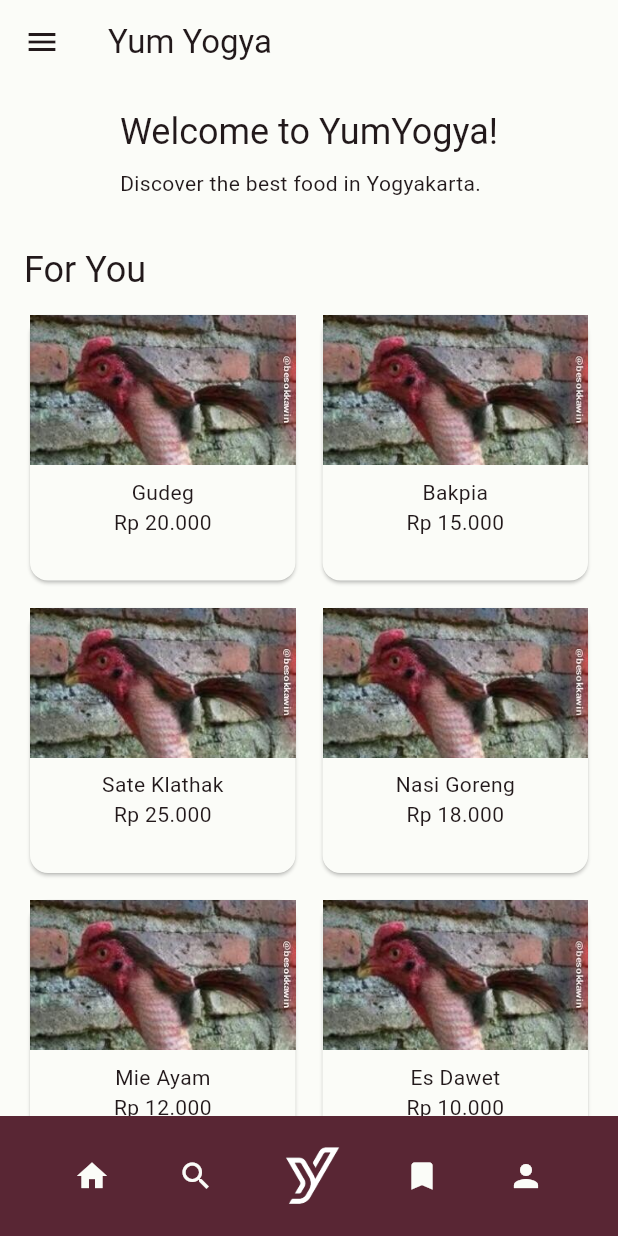
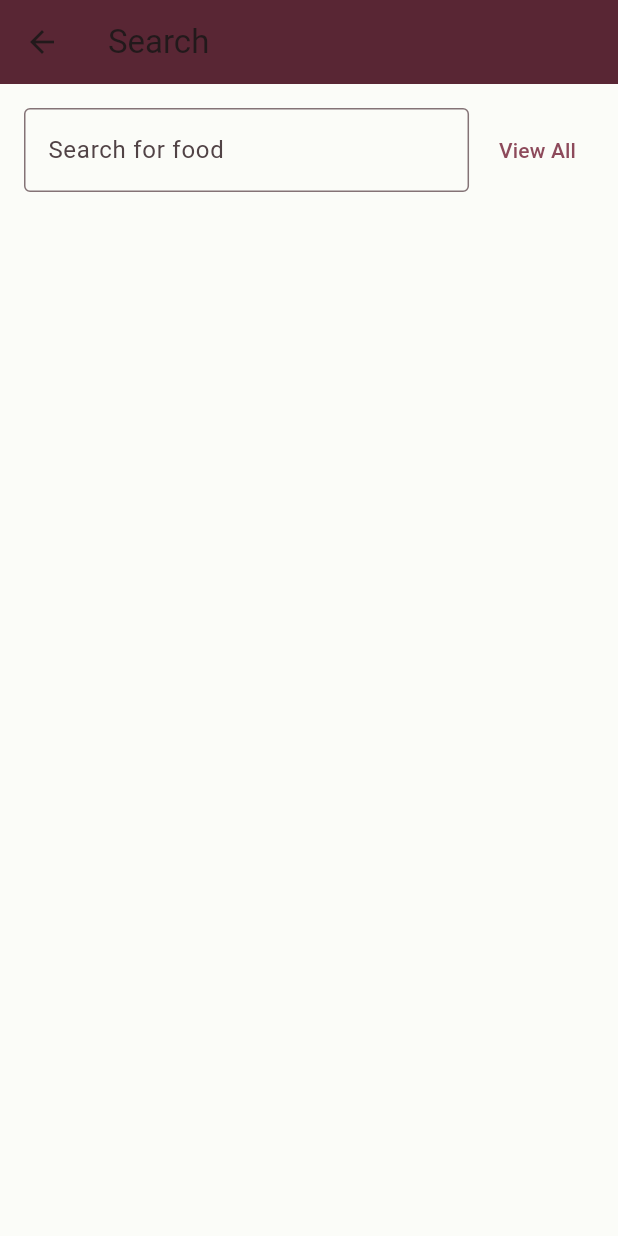
Before and after one commit to PBP-Kelompok-B02/proyek-akhir-semester, a Flutter app: the screen it shows after launch, after a tap on the "search" icon, on a phone screen of 412 x 824 dp. Run offline on Flutter 3.47's test engine with Material 3 defaults, Android fonts, the phone set to English and light mode, and no system bars.

Commit message:
search and sort

```diff
--- a/lib/main.dart
+++ b/lib/main.dart
@@ -1,5 +1,7 @@
 import 'package:flutter/material.dart';
 import 'screens/landing_page.dart';
+import 'screens/search.dart';
+import 'screens/search_results.dart';
 
 void main() {
   runApp(const MyApp());
@@ -16,6 +18,10 @@
         colorScheme: ColorScheme.fromSeed(seedColor: const Color(0xFF592634)),
       ),
       home: const LandingPage(),
+      routes: {
+        '/search': (context) => const SearchPage(),
+        // Add other routes here
+      },
     );
   }
 }
--- /dev/null
+++ b/lib/screens/search.dart
@@ -0,0 +1,85 @@
+import 'package:flutter/material.dart';
+import 'search_results.dart';
+
+class SearchPage extends StatefulWidget {
+  const SearchPage({super.key});
+
+  @override
+  State<SearchPage> createState() => _SearchPageState();
+}
+
+class _SearchPageState extends State<SearchPage> {
+  String query = '';
+  bool sortByPriceDescending = false;
+
+  final List<Map<String, String>> foodItems = [
+    {'name': 'Gudeg', 'image': 'assets/ayam.jpg', 'price': 'Rp 20.000'},
+    {'name': 'Bakpia', 'image': 'assets/ayam.jpg', 'price': 'Rp 15.000'},
+    {'name': 'Sate Klathak', 'image': 'assets/ayam.jpg', 'price': 'Rp 25.000'},
+    {'name': 'Nasi Goreng', 'image': 'assets/ayam.jpg', 'price': 'Rp 18.000'},
+    {'name': 'Mie Ayam', 'image': 'assets/ayam.jpg', 'price': 'Rp 12.000'},
+    {'name': 'Es Dawet', 'image': 'assets/ayam.jpg', 'price': 'Rp 10.000'},
+  ];
+
+  void navigateToResults() {
+    Navigator.push(
+      context,
+      MaterialPageRoute(
+        builder: (context) => SearchResultsPage(
+          query: query,
+          sortByPriceDescending: sortByPriceDescending,
+          foodItems: foodItems,
+        ),
+      ),
+    );
+  }
+
+  @override
+  Widget build(BuildContext context) {
+    return Scaffold(
+      appBar: AppBar(
+        title: const Text('Search'),
+        backgroundColor: const Color(0xFF592634),
+      ),
+      body: Container(
+        color:
+            const Color(0xFFFBFCF8), // Set your desired background color here
+        child: Padding(
+          padding: const EdgeInsets.all(16.0),
+          child: Column(
+            children: [
+              Row(
+                children: [
+                  Expanded(
+                    child: TextField(
+                      decoration: const InputDecoration(
+                        labelText: 'Search for food',
+                        border: OutlineInputBorder(),
+                      ),
+                      onChanged: (value) {
+                        setState(() {
+                          query = value;
+                        });
+                      },
+                      onSubmitted: (value) {
+                        setState(() {
+                          query = value;
+                        });
+                        navigateToResults();
+                      },
+                    ),
+                  ),
+                  const SizedBox(width: 8),
+                  TextButton(
+                    onPressed: navigateToResults,
+                    child: const Text('View All'),
+                  ),
+                ],
+              ),
+            ],
+          ),
+        ),
+      ),
+    );
+  }
+}
--- a/lib/widgets/drawer.dart
+++ b/lib/widgets/drawer.dart
@@ -1,4 +1,3 @@
-// custom_drawer.dart
 import 'package:flutter/material.dart';
 
 class CustomDrawer extends StatelessWidget {
@@ -16,7 +15,7 @@ class CustomDrawer extends StatelessWidget {
               color: Color(0xFF592634),
             ),
             child: Text(
-              'Drawer Header',
+              'Hi, User!',
               style: TextStyle(
                 color: Colors.white,
                 fontSize: 24,
@@ -24,6 +23,13 @@ class CustomDrawer extends StatelessWidget {
             ),
           ),
           // Add drawer items here
+          ListTile(
+            leading: Icon(Icons.exit_to_app),
+            title: Text('Logout'),
+            onTap: () {
+              // Handle logout action here
+            },
+          ),
         ],
       ),
     );
--- a/lib/widgets/navbar.dart
+++ b/lib/widgets/navbar.dart
@@ -1,5 +1,5 @@
-// navbar.dart
 import 'package:flutter/material.dart';
+import 'package:proyek_akhir_semester/screens/search.dart';
 
 class CustomNavbar extends StatelessWidget {
   const CustomNavbar({super.key});
@@ -7,18 +7,19 @@ class CustomNavbar extends StatelessWidget {
   @override
   Widget build(BuildContext context) {
     return BottomAppBar(
-      color: const Color(0xFF592634), // Header color
+      color: const Color(0xFF592634),
       child: SizedBox(
         height: 60.0,
         child: Row(
-          mainAxisAlignment: MainAxisAlignment.spaceEvenly, // Add this line
+          mainAxisAlignment: MainAxisAlignment.spaceEvenly,
           children: [
             // Home icon
             IconButton(
               icon: const Icon(Icons.home),
               color: const Color(0xFFFBFCF8),
               onPressed: () {
-                // Handle Home button press
+                // Navigate to Home page
+                Navigator.pushNamed(context, '/');
               },
             ),
             // Search icon
@@ -26,7 +27,11 @@ class CustomNavbar extends StatelessWidget {
               icon: const Icon(Icons.search),
               color: const Color(0xFFFBFCF8),
               onPressed: () {
-                // Handle Search button press
+                // Navigate to Search page
+                Navigator.push(
+                  context,
+                  MaterialPageRoute(builder: (context) => const SearchPage()),
+                );
               },
             ),
             // Logo in the middle
```
Also changed, not shown: lib/screens/search_results.dart (added, +123 -0 lines).
